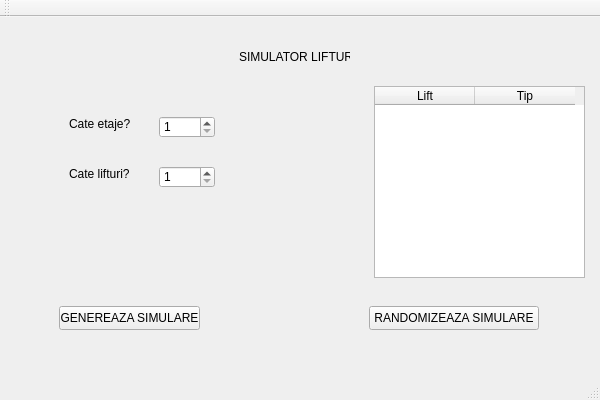
The window that Proiect_POO/Proiect_POO/MainWindow.ui (malariogaming/Proiect_POO) describes before a commit, drawn with Qt 5.
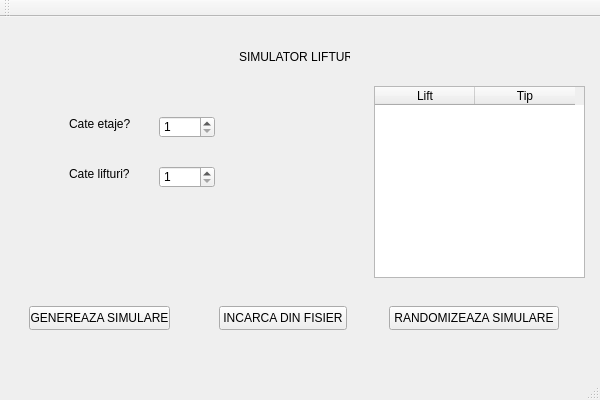
The same window after the commit.

Commit message: implementat functie load from file, bugfix la functia calculateNearestCar

```diff
--- a/Proiect_POO/Proiect_POO/MainWindow.ui
+++ b/Proiect_POO/Proiect_POO/MainWindow.ui
@@ -104,7 +104,7 @@
      <widget class="QPushButton" name="btnGenerare">
       <property name="geometry">
        <rect>
-        <x>60</x>
+        <x>30</x>
         <y>280</y>
         <width>141</width>
         <height>24</height>
@@ -140,7 +140,7 @@
      <widget class="QPushButton" name="btnRandomizeaza">
       <property name="geometry">
        <rect>
-        <x>370</x>
+        <x>390</x>
         <y>280</y>
         <width>170</width>
         <height>24</height>
@@ -150,6 +150,19 @@
        <string>RANDOMIZEAZA SIMULARE</string>
       </property>
      </widget>
+     <widget class="QPushButton" name="btnLoadFile">
+      <property name="geometry">
+       <rect>
+        <x>220</x>
+        <y>280</y>
+        <width>128</width>
+        <height>24</height>
+       </rect>
+      </property>
+      <property name="text">
+       <string>INCARCA DIN FISIER</string>
+      </property>
+     </widget>
     </widget>
     <widget class="QWidget" name="page_2">
      <widget class="QWidget" name="verticalLayoutWidget">
```
The commit also changes 13 other files.
